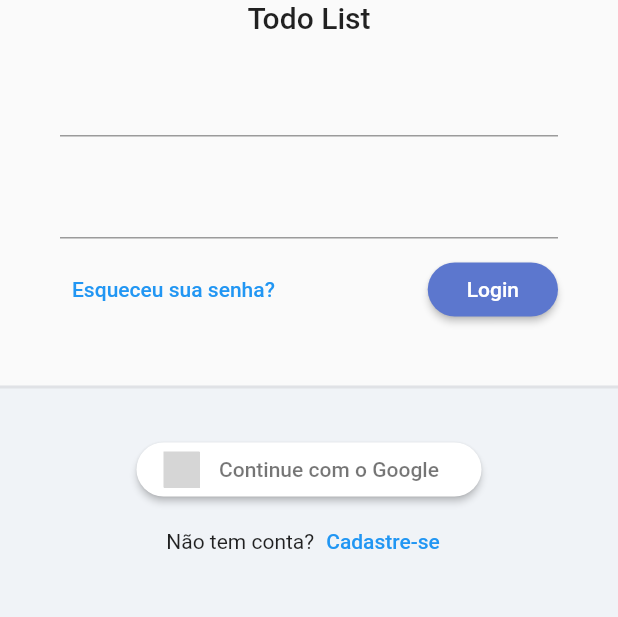
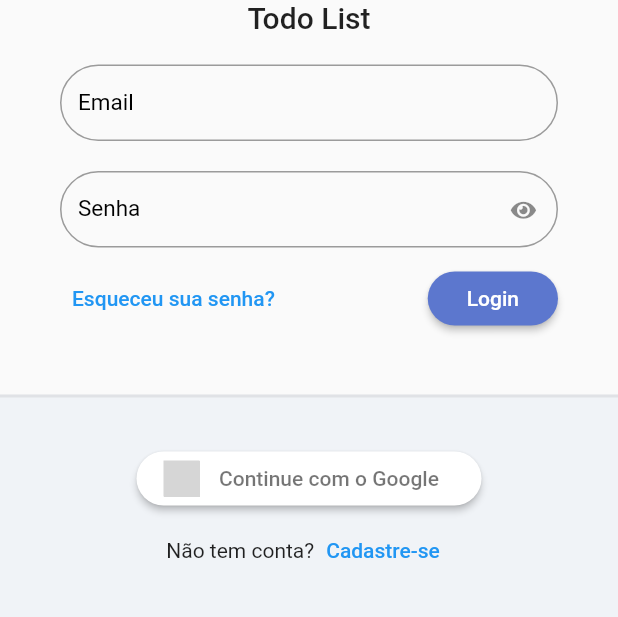
Before and after one commit to brunozupp/modulo_17_todo_list, a Flutter app: the screen it shows after launch, on a phone screen of 412 x 824 dp, the part 315-932 px from its top. Run offline on Flutter 3.47's test engine with Material 2 defaults, Android fonts, the phone set to English and light mode, and no system bars; our stand-ins replace flutter_signin_button, google_fonts, sqflite, sqflite_common, synchronized; accounts and stored records are empty; Roboto replaces fonts that are missing (Mandali); grey boxes are pictures that could not be loaded.

Commit message:
Customizando o TextFormField

```diff
--- a/lib/app/core/ui/theme_extensions.dart
+++ b/lib/app/core/ui/theme_extensions.dart
@@ -4,7 +4,6 @@ extension ThemeExtension on BuildContext {
 
   Color get primaryColor => Theme.of(this).primaryColor;
   Color get primaryColorLight => Theme.of(this).primaryColorLight;
-  Color get buttonColor => Theme.of(this).elevatedButtonTheme.style?.backgroundColor?.resolve({MaterialState.selected}) ?? Colors.white;
   TextTheme get textTheme => Theme.of(this).textTheme;
 
   TextStyle get titleStyle => const TextStyle(
--- /dev/null
+++ b/lib/app/core/ui/todo_list_icons.dart
@@ -0,0 +1,30 @@
+/// Flutter icons TodoListIcons
+/// Copyright (C) 2022 by original authors @ fluttericon.com, fontello.com
+/// This font was generated by FlutterIcon.com, which is derived from Fontello.
+///
+/// To use this font, place it in your fonts/ directory and include the
+/// following in your pubspec.yaml
+///
+/// flutter:
+///   fonts:
+///    - family:  TodoListIcons
+///      fonts:
+///       - asset: fonts/TodoListIcons.ttf
+///
+///
+/// * Font Awesome 5, Copyright (C) 2016 by Dave Gandy
+///         Author:    Dave Gandy
+///         License:   SIL (https://github.com/FortAwesome/Font-Awesome/blob/master/LICENSE.txt)
+///         Homepage:  http://fortawesome.github.com/Font-Awesome/
+///
+import 'package:flutter/widgets.dart';
+
+class TodoListIcons {
+  TodoListIcons._();
+
+  static const _kFontFam = 'TodoListIcons';
+  static const String? _kFontPkg = null;
+
+  static const IconData eye = IconData(0xf06e, fontFamily: _kFontFam, fontPackage: _kFontPkg);
+  static const IconData eye_slash = IconData(0xf070, fontFamily: _kFontFam, fontPackage: _kFontPkg);
+}
--- /dev/null
+++ b/lib/app/core/widgets/todo_list_field.dart
@@ -0,0 +1,78 @@
+import 'package:flutter/material.dart';
+
+import 'package:modulo_17_todo_list/app/core/ui/todo_list_icons.dart';
+
+class TodoListField extends StatelessWidget {
+
+  final String label;
+  final bool obscureText;
+  final IconButton? suffixIconButton;
+  final TextEditingController? controller;
+  final FormFieldValidator<String>? validator;
+
+  final ValueNotifier<bool> _obscureTextVN;
+
+  TodoListField({
+    Key? key,
+    required this.label,
+    this.obscureText = false,
+    this.suffixIconButton,
+    this.controller,
+    this.validator,
+  }) :
+  assert(obscureText ? suffixIconButton == null : true, "obscureText must be false when suffixIconButton is not null"),
+  _obscureTextVN = ValueNotifier(obscureText),
+  super(key: key);
+
+  @override
+  Widget build(BuildContext context) {
+    return ValueListenableBuilder<bool>(
+      valueListenable: _obscureTextVN,
+      builder: (_, obscureTextValue, child) {
+        return TextFormField(
+          controller: controller,
+          validator: validator,
+          decoration: InputDecoration(
+            labelText: label,
+            labelStyle: const TextStyle(
+              fontSize: 15,
+              color: Colors.black,
+            ),
+            border: OutlineInputBorder(
+              borderRadius: BorderRadius.circular(30),
+            ),
+            errorBorder: OutlineInputBorder(
+              borderRadius: BorderRadius.circular(30),
+              borderSide: const BorderSide(
+                color: Colors.red,
+              ),
+            ),
+            isDense: true,
+            suffixIcon: _getSuffixIcon(),
+          ),
+          obscureText: obscureTextValue,
+        );
+      },
+    );
+  }
+
+  Widget? _getSuffixIcon() {
+    if(suffixIconButton != null) {
+      return suffixIconButton;
+    }
+
+    if(obscureText) {
+      return IconButton(
+        onPressed: () {
+          _obscureTextVN.value = !_obscureTextVN.value;
+        },
+        icon: Icon(
+          _obscureTextVN.value ? TodoListIcons.eye : TodoListIcons.eye_slash,
+          size: 15,
+        ),
+      );
+    }
+
+    return null;
+  }
+}
--- a/lib/app/modules/auth/login/login_page.dart
+++ b/lib/app/modules/auth/login/login_page.dart
@@ -1,6 +1,7 @@
 import 'package:flutter/material.dart';
 import 'package:flutter_signin_button/button_list.dart';
 import 'package:flutter_signin_button/button_view.dart';
+import 'package:modulo_17_todo_list/app/core/widgets/todo_list_field.dart';
 import 'package:modulo_17_todo_list/app/core/widgets/todo_list_logo.dart';
 
 class LoginPage extends StatelessWidget {
@@ -35,13 +36,18 @@ class LoginPage extends StatelessWidget {
                       child: Form(
                         child: Column(
                           children: [
-                            TextFormField(),
+                            TodoListField(
+                              label: "Email",
+                            ),
 
                             const SizedBox(
                               height: 20,
                             ),
 
-                            TextFormField(),
+                            TodoListField(
+                              label: "Senha",
+                              obscureText: true,
+                            ),
 
                             const SizedBox(
                               height: 10,
```
Also changed, not shown: pubspec.yaml (+4 -4 lines), assets/fonts/TodoListIcons.ttf (added).
